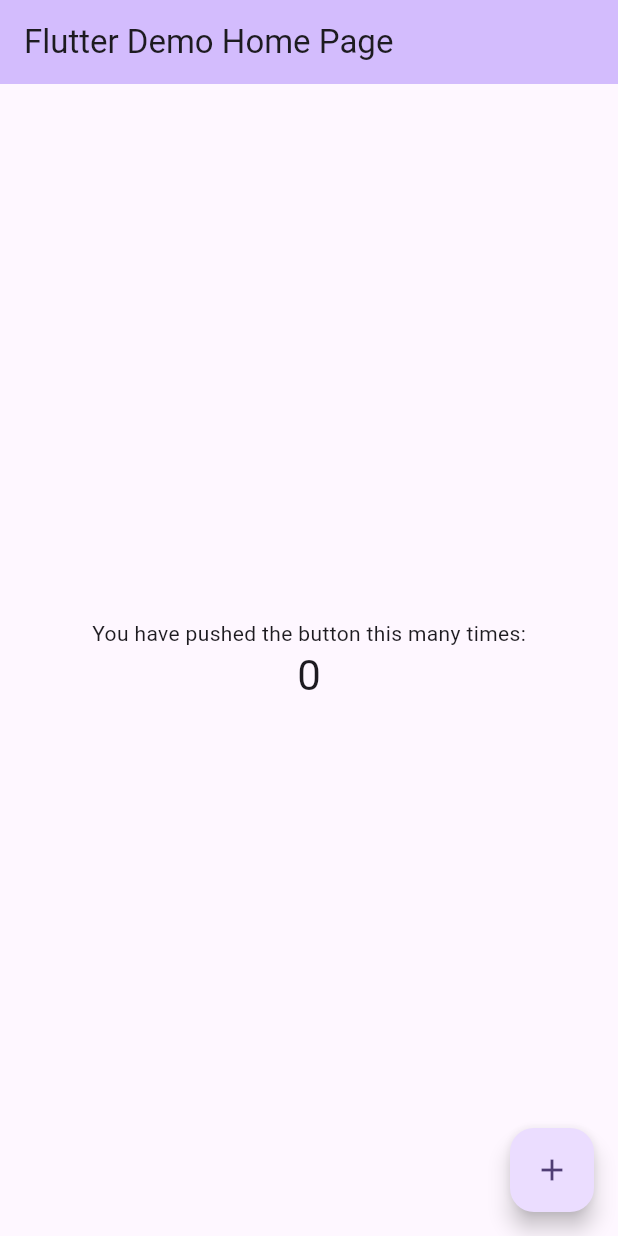
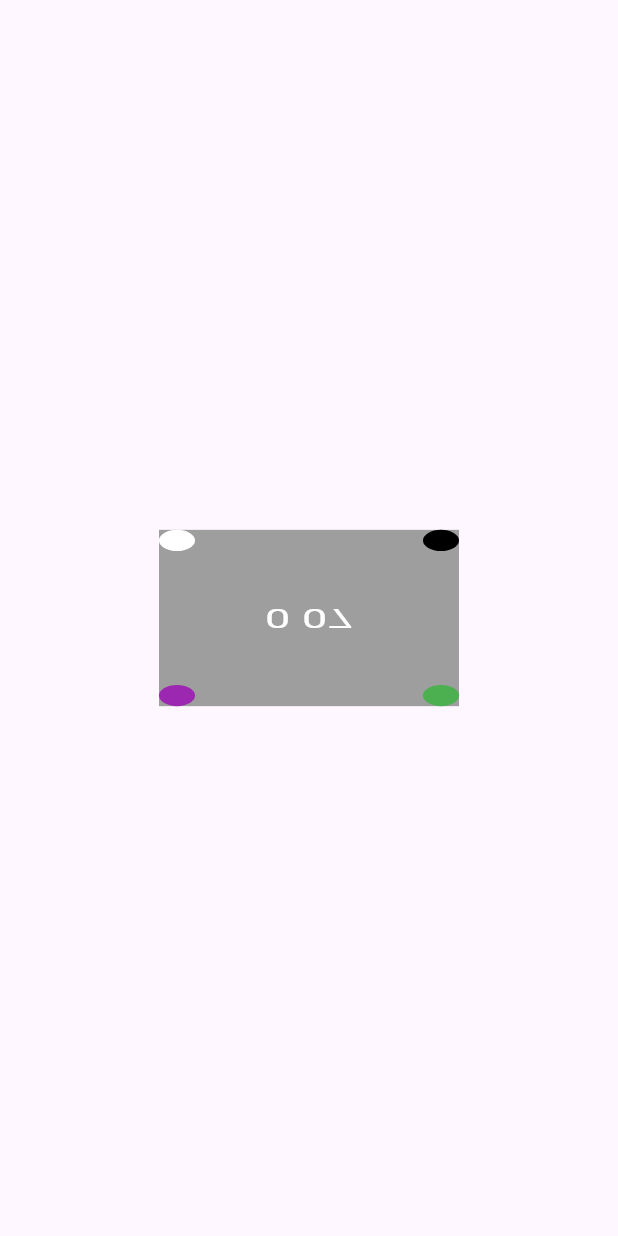
Before and after one commit to kghSachin/flutter-animation, a Flutter app: the screen it shows after launch, on a phone screen of 412 x 824 dp. Run offline on Flutter 3.47's test engine with Material 3 defaults, Android fonts, the phone set to English and light mode, and no system bars.

```diff
--- /dev/null
+++ b/lib/animations/rotate.dart
@@ -0,0 +1,102 @@
+import 'dart:math';
+
+import 'package:flutter/material.dart';
+
+class RotationAnimation extends StatefulWidget {
+  const RotationAnimation({super.key});
+
+  @override
+  State<RotationAnimation> createState() => RotationAnimationState();
+}
+
+class RotationAnimationState extends State<RotationAnimation>
+    with SingleTickerProviderStateMixin {
+  late final AnimationController _controller;
+  late Animation<double> _animation;
+  int second = 0;
+
+  String get timeRemaining {
+    Duration duration = _controller.duration! * _controller.value;
+    return '${duration.inMinutes} ${(duration.inSeconds % 60).toString().padLeft(2, '0')}';
+  }
+
+  @override
+  void initState() {
+    super.initState();
+    _controller = AnimationController(
+      duration: const Duration(seconds: 12),
+      vsync: this,
+    );
+    _animation = Tween<double>(begin: 0, end: 2 * pi).animate(_controller);
+    _controller.repeat();
+    // _controller.forward();
+  }
+
+  @override
+  void dispose() {
+    _controller.dispose();
+    super.dispose();
+  }
+
+  @override
+  Widget build(BuildContext context) {
+    return Scaffold(
+      body: Center(
+        child: AnimatedBuilder(
+          animation: _animation,
+          builder: (context, child) {
+            return Transform(
+              alignment: Alignment.center,
+              // transform: Matrix4.identity()..rotateZ(_animation.value),
+              // transform: Matrix4.skew(_animation.value, _animation.value),
+              transform: Matrix4.copy(
+                Matrix4.identity()..rotateX(_animation.value),
+              ),
+              child: Stack(
+                children: [
+                  Container(
+                    width: 200,
+                    height: 200,
+                    color: Colors.grey,
+                    child: Center(
+                        child: Text(timeRemaining,
+                            style: const TextStyle(
+                                color: Colors.white, fontSize: 30))),
+                  ),
+                  const Positioned(
+                      top: 0,
+                      right: 0,
+                      child: CircleAvatar(
+                        radius: 12,
+                        backgroundColor: Colors.green,
+                      )),
+                  const Positioned(
+                      bottom: 0,
+                      left: 0,
+                      child: CircleAvatar(
+                        radius: 12,
+                        backgroundColor: Colors.white,
+                      )),
+                  const Positioned(
+                      right: 0,
+                      bottom: 0,
+                      child: CircleAvatar(
+                        radius: 12,
+                        backgroundColor: Colors.black,
+                      )),
+                  const Positioned(
+                      top: 0,
+                      left: 0,
+                      child: CircleAvatar(
+                        radius: 12,
+                        backgroundColor: Colors.purple,
+                      ))
+                ],
+              ),
+            );
+          },
+        ),
+      ),
+    );
+  }
+}
--- a/lib/main.dart
+++ b/lib/main.dart
@@ -1,4 +1,5 @@
 import 'package:flutter/material.dart';
+import 'package:flutter_animations/animations/rotate.dart';
 
 void main() {
   runApp(const MyApp());
@@ -13,113 +14,10 @@ class MyApp extends StatelessWidget {
     return MaterialApp(
       title: 'Flutter Demo',
       theme: ThemeData(
-        // This is the theme of your application.
-        //
-        // TRY THIS: Try running your application with "flutter run". You'll see
-        // the application has a purple toolbar. Then, without quitting the app,
-        // try changing the seedColor in the colorScheme below to Colors.green
-        // and then invoke "hot reload" (save your changes or press the "hot
-        // reload" button in a Flutter-supported IDE, or press "r" if you used
-        // the command line to start the app).
-        //
-        // Notice that the counter didn't reset back to zero; the application
-        // state is not lost during the reload. To reset the state, use hot
-        // restart instead.
-        //
-        // This works for code too, not just values: Most code changes can be
-        // tested with just a hot reload.
         colorScheme: ColorScheme.fromSeed(seedColor: Colors.deepPurple),
         useMaterial3: true,
       ),
-      home: const MyHomePage(title: 'Flutter Demo Home Page'),
+      home: const RotationAnimation(),
     );
   }
 }
-
-class MyHomePage extends StatefulWidget {
-  const MyHomePage({super.key, required this.title});
-
-  // This widget is the home page of your application. It is stateful, meaning
-  // that it has a State object (defined below) that contains fields that affect
-  // how it looks.
-
-  // This class is the configuration for the state. It holds the values (in this
-  // case the title) provided by the parent (in this case the App widget) and
-  // used by the build method of the State. Fields in a Widget subclass are
-  // always marked "final".
-
-  final String title;
-
-  @override
-  State<MyHomePage> createState() => _MyHomePageState();
-}
-
-class _MyHomePageState extends State<MyHomePage> {
-  int _counter = 0;
-
-  void _incrementCounter() {
-    setState(() {
-      // This call to setState tells the Flutter framework that something has
-      // changed in this State, which causes it to rerun the build method below
-      // so that the display can reflect the updated values. If we changed
-      // _counter without calling setState(), then the build method would not be
-      // called again, and so nothing would appear to happen.
-      _counter++;
-    });
-  }
-
-  @override
-  Widget build(BuildContext context) {
-    // This method is rerun every time setState is called, for instance as done
-    // by the _incrementCounter method above.
-    //
-    // The Flutter framework has been optimized to make rerunning build methods
-    // fast, so that you can just rebuild anything that needs updating rather
-    // than having to individually change instances of widgets.
-    return Scaffold(
-      appBar: AppBar(
-        // TRY THIS: Try changing the color here to a specific color (to
-        // Colors.amber, perhaps?) and trigger a hot reload to see the AppBar
-        // change color while the other colors stay the same.
-        backgroundColor: Theme.of(context).colorScheme.inversePrimary,
-        // Here we take the value from the MyHomePage object that was created by
-        // the App.build method, and use it to set our appbar title.
-        title: Text(widget.title),
-      ),
-      body: Center(
-        // Center is a layout widget. It takes a single child and positions it
-        // in the middle of the parent.
-        child: Column(
-          // Column is also a layout widget. It takes a list of children and
-          // arranges them vertically. By default, it sizes itself to fit its
-          // children horizontally, and tries to be as tall as its parent.
-          //
-          // Column has various properties to control how it sizes itself and
-          // how it positions its children. Here we use mainAxisAlignment to
-          // center the children vertically; the main axis here is the vertical
-          // axis because Columns are vertical (the cross axis would be
-          // horizontal).
-          //
-          // TRY THIS: Invoke "debug painting" (choose the "Toggle Debug Paint"
-          // action in the IDE, or press "p" in the console), to see the
-          // wireframe for each widget.
-          mainAxisAlignment: MainAxisAlignment.center,
-          children: <Widget>[
-            const Text(
-              'You have pushed the button this many times:',
-            ),
-            Text(
-              '$_counter',
-              style: Theme.of(context).textTheme.headlineMedium,
-            ),
-          ],
-        ),
-      ),
-      floatingActionButton: FloatingActionButton(
-        onPressed: _incrementCounter,
-        tooltip: 'Increment',
-        child: const Icon(Icons.add),
-      ), // This trailing comma makes auto-formatting nicer for build methods.
-    );
-  }
-}
```
